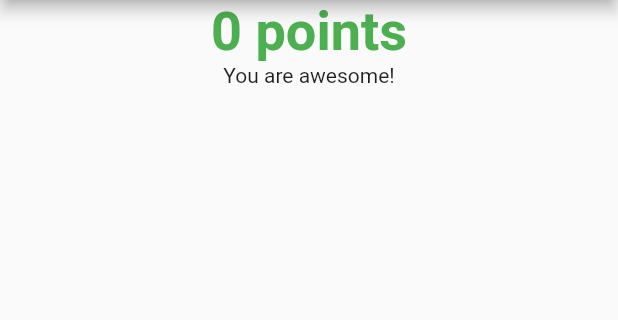
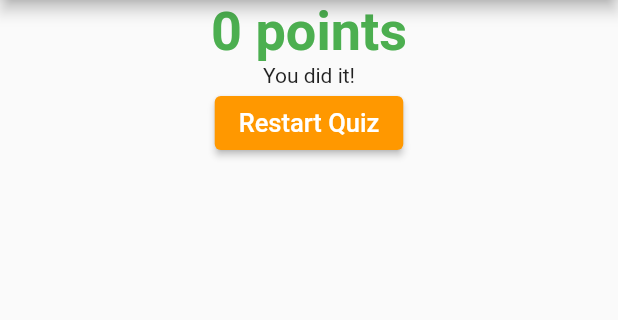
Before and after one commit to anhtuank7c/learn-flutter, a Flutter app: the screen it shows after launch, after a tap on "Red", after a tap on "Pickle", on a phone screen of 412 x 824 dp, the part 84-404 px from its top. Run offline on Flutter 3.47's test engine with Material 2 defaults, Android fonts, the phone set to English and light mode, and no system bars.

Commit message:
Flutter - Day 03_02: OutlinedButton,  improve resultPhrase, update test cases

```diff
--- a/lib/answer.dart
+++ b/lib/answer.dart
@@ -10,12 +10,8 @@ class AnswerButtonWidget extends StatelessWidget {
   Widget build(BuildContext context) {
     return Container(
       width: double.infinity,
-      child: ElevatedButton(
+      child: OutlinedButton(
         onPressed: onPress,
-        style: ButtonStyle(
-          backgroundColor: MaterialStateProperty.all(Colors.blueGrey),
-          foregroundColor: MaterialStateProperty.all(Colors.white),
-        ),
         child: Text(answer),
       ),
     );
--- a/lib/main.dart
+++ b/lib/main.dart
@@ -52,6 +52,13 @@ class _LearnState extends State<Learn> {
     });
   }
 
+  void _resetQuiz() {
+    setState(() {
+      _totalScore = 0;
+      _questionIndex = 0;
+    });
+  }
+
   @override
   Widget build(BuildContext context) {
     // final question = _questions[_questionIndex];
@@ -68,7 +75,7 @@ class _LearnState extends State<Learn> {
                 questionIndex: _questionIndex,
                 answerQuestion: _answerQuestion,
               )
-            : ResultWidget(score: _totalScore),
+            : ResultWidget(score: _totalScore, resetQuiz: _resetQuiz),
       ),
     );
   }
--- a/lib/result.dart
+++ b/lib/result.dart
@@ -2,16 +2,15 @@ import 'package:flutter/material.dart';
 
 class ResultWidget extends StatelessWidget {
   final int score;
-  const ResultWidget({required this.score, super.key});
+  final VoidCallback resetQuiz;
+  const ResultWidget({required this.score, required this.resetQuiz, super.key});
 
   String get resultPhrase {
     String text = 'You did it!';
-    if (score <= 10) {
+    if (score > 0 && score <= 10) {
       text = 'You are awesome!';
-    } else if (score <= 20) {
+    } else if (score > 10) {
       text = 'Pretty likeable';
-    } else if (score == 0) {
-      text = 'Oh man. You\'re so bad!';
     }
     return text;
   }
@@ -31,6 +30,19 @@ class ResultWidget extends StatelessWidget {
             textAlign: TextAlign.center,
           ),
           Text(resultPhrase),
+          ElevatedButton(
+              key: const Key('resetBtn'),
+              onPressed: resetQuiz,
+              style: ElevatedButton.styleFrom(
+                primary: Colors.orange,
+                onPrimary: Colors.white,
+              ),
+              child: const Text(
+                'Restart Quiz',
+                style: TextStyle(
+                  fontSize: 17,
+                ),
+              ))
         ],
       ),
     );
```
Also changed, not shown: 1 other file.
